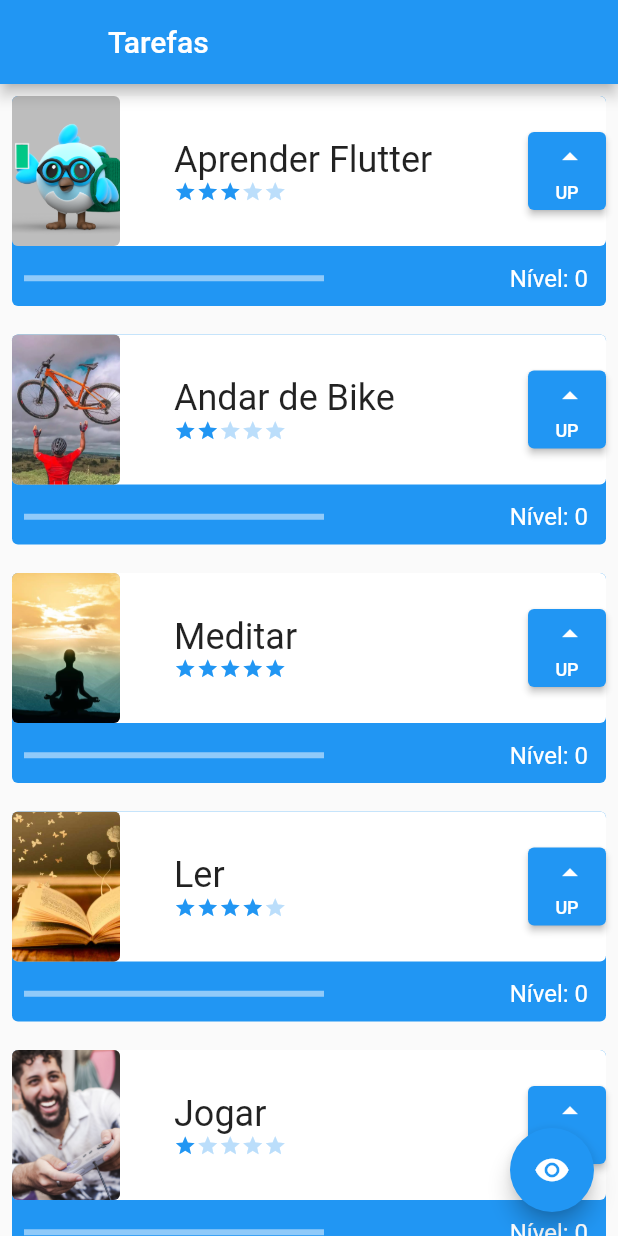
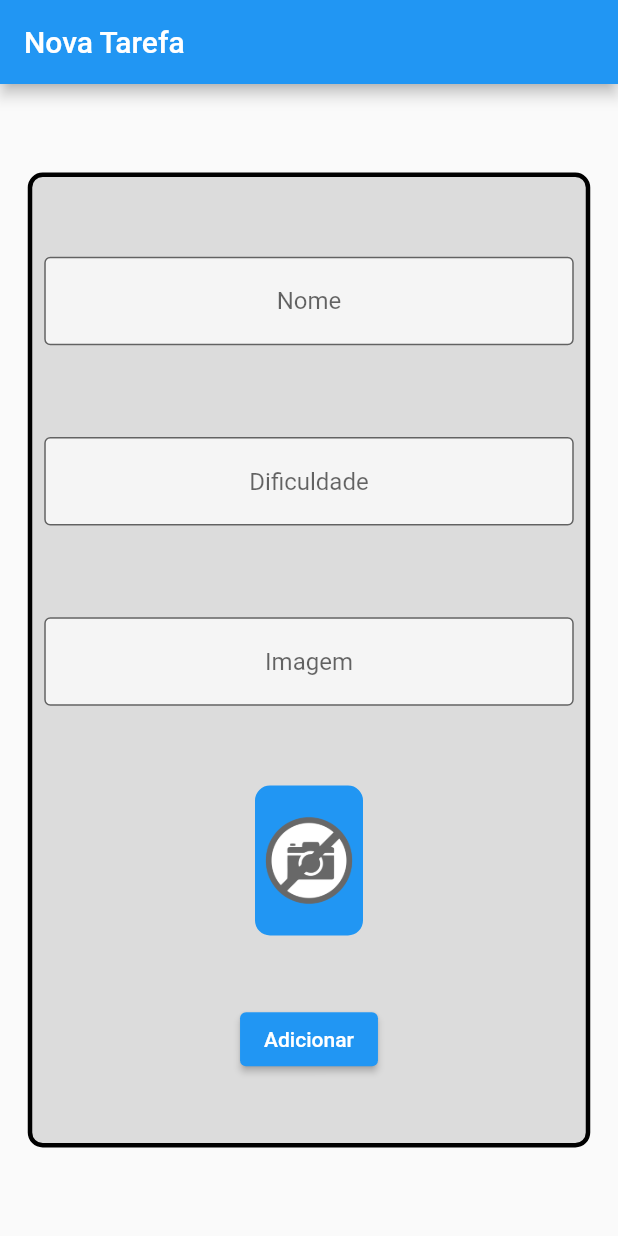
Before and after one commit to Eduardoduarte784/flutter_task_list, a Flutter app: the screen it shows after launch, on a phone screen of 412 x 824 dp. Run offline on Flutter 3.47's test engine with Material 2 defaults, Android fonts, the phone set to English and light mode, and no system bars; network calls fail.

Commit message:
Creting Task Form Screen

```diff
--- a/lib/main.dart
+++ b/lib/main.dart
@@ -1,4 +1,5 @@
 import 'package:flutter/material.dart';
+import 'package:flutter_task_list/screens/form_screen.dart';
 import 'package:flutter_task_list/screens/initial_screen.dart';
 
 void main() {
@@ -15,7 +16,7 @@ class MyApp extends StatelessWidget {
       theme: ThemeData(
         primarySwatch: Colors.blue,
       ),
-      home: const InitialScreen(),
+      home: const FormScreen(),
     );
   }
 }
--- /dev/null
+++ b/lib/screens/form_screen.dart
@@ -0,0 +1,153 @@
+import 'package:flutter/material.dart';
+
+class FormScreen extends StatefulWidget {
+  const FormScreen({super.key});
+
+  @override
+  State<FormScreen> createState() => _FormScreenState();
+}
+
+class _FormScreenState extends State<FormScreen> {
+  TextEditingController nameController = TextEditingController();
+  TextEditingController difficultyController = TextEditingController();
+  TextEditingController imageController = TextEditingController();
+
+  final _formKey = GlobalKey<FormState>();
+
+  @override
+  Widget build(BuildContext context) {
+    const String pathToImages = 'assets/images/';
+
+    return Form(
+      key: _formKey,
+      child: Scaffold(
+        appBar: AppBar(
+          title: const Text('Nova Tarefa'),
+        ),
+        body: Center(
+          child: SingleChildScrollView(
+            child: Container(
+              height: 650,
+              width: 375,
+              decoration: BoxDecoration(
+                color: Colors.black12,
+                borderRadius: BorderRadius.circular(10),
+                border: Border.all(width: 3),
+              ),
+              child: Column(
+                mainAxisAlignment: MainAxisAlignment.spaceEvenly,
+                crossAxisAlignment: CrossAxisAlignment.center,
+                children: [
+                  Padding(
+                    padding: const EdgeInsets.all(8.0),
+                    child: TextFormField(
+                      validator: (String? value) {
+                        if (value != null && value.isEmpty) {
+                          return 'Insira o nome da Tarefa';
+                        }
+
+                        return null;
+                      },
+                      controller: nameController,
+                      textAlign: TextAlign.center,
+                      decoration: const InputDecoration(
+                        border: OutlineInputBorder(),
+                        hintText: 'Nome',
+                        fillColor: Colors.white70,
+                        filled: true,
+                      ),
+                    ),
+                  ),
+                  Padding(
+                    padding: const EdgeInsets.all(8.0),
+                    child: TextFormField(
+                      validator: (value) {
+                        if (value!.isEmpty ||
+                            int.parse(value) > 5 ||
+                            int.parse(value) < 1) {
+                          return 'Insira uma Dificuldade entre 1 e 5';
+                        }
+
+                        return null;
+                      },
+                      keyboardType: TextInputType.number,
+                      controller: difficultyController,
+                      textAlign: TextAlign.center,
+                      decoration: const InputDecoration(
+                        border: OutlineInputBorder(),
+                        hintText: 'Dificuldade',
+                        fillColor: Colors.white70,
+                        filled: true,
+                      ),
+                    ),
+                  ),
+                  Padding(
+                    padding: const EdgeInsets.all(8.0),
+                    child: TextFormField(
+                      keyboardType: TextInputType.url,
+                      onChanged: (value) {
+                        setState(() {});
+                      },
+                      validator: (value) {
+                        if (value!.isEmpty) {
+                          return 'Insira uma url de imagem';
+                        }
+
+                        return null;
+                      },
+                      controller: imageController,
+                      textAlign: TextAlign.center,
+                      decoration: const InputDecoration(
+                        border: OutlineInputBorder(),
+                        hintText: 'Imagem',
+                        fillColor: Colors.white70,
+                        filled: true,
+                      ),
+                    ),
+                  ),
+                  Container(
+                    height: 100,
+                    width: 72,
+                    decoration: BoxDecoration(
+                      borderRadius: BorderRadius.circular(10),
+                      border: Border.all(
+                        width: 2,
+                        color: Colors.blue,
+                      ),
+                      color: Colors.blue,
+                    ),
+                    child: ClipRRect(
+                      borderRadius: BorderRadius.circular(10),
+                      child: Image.network(
+                        errorBuilder: (BuildContext context, Object exception,
+                            StackTrace? stackTrace) {
+                          return Image.asset('${pathToImages}nophoto.png');
+                        },
+                        imageController.text,
+                        fit: BoxFit.cover,
+                      ),
+                    ),
+                  ),
+                  ElevatedButton(
+                      onPressed: () {
+                        if (_formKey.currentState!.validate()) {
+                          print(nameController.text);
+                          print(int.parse(difficultyController.text));
+                          print(imageController.text);
+                          ScaffoldMessenger.of(context).showSnackBar(
+                            const SnackBar(
+                              content: Text('Printando nova Tarefa'),
+                            ),
+                          );
+                        }
+                      },
+                      child: Text('Adicionar'))
+                ],
+              ),
+            ),
+          ),
+        ),
+      ),
+    );
+  }
+}
```
Also changed, not shown: assets/images/nophoto.png (added), 1 other file.
